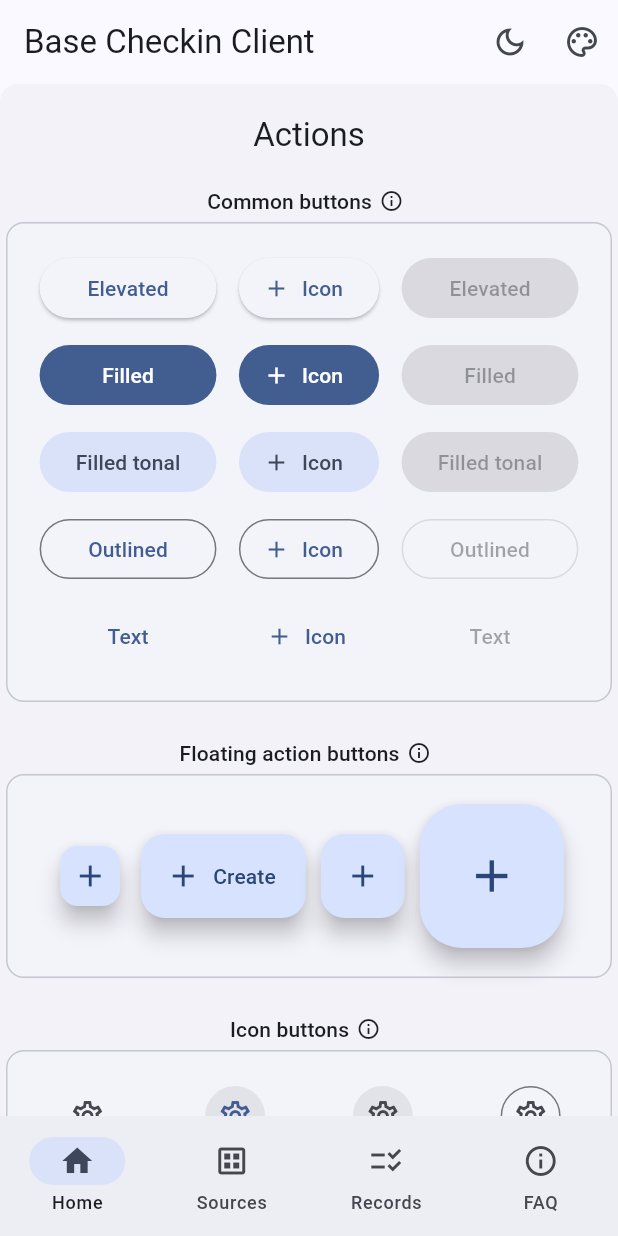
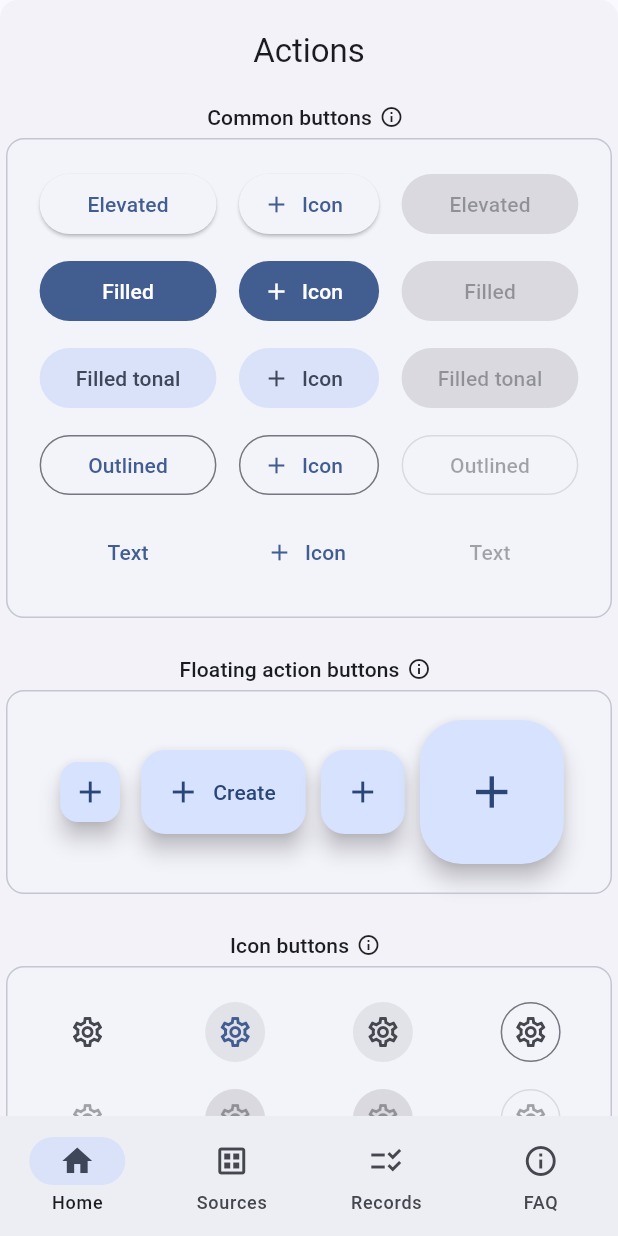
Before and after one commit to linhpduc/bam247, a Flutter app: the screen it shows after launch, on a phone screen of 412 x 824 dp. Run offline on Flutter 3.47's test engine with Material 3 defaults, Android fonts, the phone set to English and light mode, and no system bars; missing offline and left inert: launch_at_startup.

Commit message:
restructure project

```diff
--- a/lib/constants.dart
+++ b/lib/constants.dart
@@ -4,11 +4,6 @@ const double narrowScreenWidthThreshold = 450;
 const double mediumWidthBreakpoint = 1000;
 const double largeWidthBreakpoint = 1500;
 const double transitionLength = 500;
-
-enum ColorSelectionMethod {
-  colorSeed,
-  image,
-}
 
 enum ColorSeed {
   baseColor('Base blue', Color(0xff007AF5)),
--- a/lib/main.dart
+++ b/lib/main.dart
@@ -3,7 +3,7 @@ import 'package:flutter/material.dart';
 import 'package:launch_at_startup/launch_at_startup.dart';
 
 import 'constants.dart';
-import 'home.dart';
+import 'screens/home.dart';
 
 void main() async {
   WidgetsFlutterBinding.ensureInitialized();
@@ -12,9 +12,7 @@ void main() async {
     appPath: Platform.resolvedExecutable,
     packageName: 'vn.base.platform.checkinclient',
   );
-
   await launchAtStartup.enable();
-
   runApp(const App());
 }
 
@@ -30,7 +28,6 @@ class _AppState extends State<App> {
   ThemeMode themeMode = ThemeMode.system;
   ColorSeed colorSelected = ColorSeed.baseColor;
   ColorScheme? imageColorScheme = const ColorScheme.light();
-  ColorSelectionMethod colorSelectionMethod = ColorSelectionMethod.colorSeed;
 
   bool get useLightMode => switch (themeMode) {
         ThemeMode.system => View.of(context).platformDispatcher.platformBrightness == Brightness.light,
@@ -46,7 +43,6 @@ class _AppState extends State<App> {
 
   void handleColorSelect(int value) {
     setState(() {
-      colorSelectionMethod = ColorSelectionMethod.colorSeed;
       colorSelected = ColorSeed.values[value];
     });
   }
@@ -58,13 +54,12 @@ class _AppState extends State<App> {
       title: 'Base Checkin Client',
       themeMode: themeMode,
       theme: ThemeData(
-        colorSchemeSeed: colorSelectionMethod == ColorSelectionMethod.colorSeed ? colorSelected.color : null,
-        colorScheme: colorSelectionMethod == ColorSelectionMethod.image ? imageColorScheme : null,
+        colorSchemeSeed: colorSelected.color,
         useMaterial3: true,
         brightness: Brightness.light,
       ),
       darkTheme: ThemeData(
-        colorSchemeSeed: colorSelectionMethod == ColorSelectionMethod.colorSeed ? colorSelected.color : imageColorScheme!.primary,
+        colorSchemeSeed: colorSelected.color,
         useMaterial3: true,
         brightness: Brightness.dark,
       ),
@@ -73,7 +68,6 @@ class _AppState extends State<App> {
         colorSelected: colorSelected,
         handleBrightnessChange: handleBrightnessChange,
         handleColorSelect: handleColorSelect,
-        colorSelectionMethod: colorSelectionMethod,
       ),
     );
   }
--- a/lib/home.dart
+++ b/lib/screens/home.dart
@@ -1,10 +1,10 @@
 import 'package:flutter/material.dart';
 
-import 'datasources_screen.dart';
-import 'component_screen.dart';
-import 'constants.dart';
-import 'elevation_screen.dart';
-import 'typography_screen.dart';
+import 'sources.dart';
+import '../component_screen.dart';
+import '../constants.dart';
+import '../elevation_screen.dart';
+import '../typography_screen.dart';
 
 class Home extends StatefulWidget {
   const Home({
@@ -13,12 +13,10 @@ class Home extends StatefulWidget {
     required this.colorSelected,
     required this.handleBrightnessChange,
     required this.handleColorSelect,
-    required this.colorSelectionMethod,
   });
 
   final bool useLightMode;
   final ColorSeed colorSelected;
-  final ColorSelectionMethod colorSelectionMethod;
 
   final void Function(bool useLightMode) handleBrightnessChange;
   final void Function(int value) handleColorSelect;
@@ -128,7 +126,6 @@ class _HomeState extends State<Home> with SingleTickerProviderStateMixin {
               _ColorSeedButton(
                 handleColorSelect: widget.handleColorSelect,
                 colorSelected: widget.colorSelected,
-                colorSelectionMethod: widget.colorSelectionMethod,
               ),
             ]
           : [Container()],
@@ -148,7 +145,6 @@ class _HomeState extends State<Home> with SingleTickerProviderStateMixin {
             child: _ColorSeedButton(
               handleColorSelect: widget.handleColorSelect,
               colorSelected: widget.colorSelected,
-              colorSelectionMethod: widget.colorSelectionMethod,
             ),
           ),
         ],
@@ -163,7 +159,7 @@ class _HomeState extends State<Home> with SingleTickerProviderStateMixin {
           scaffoldKey: scaffoldKey,
           animationController: controller,
           railAnimation: railAnimation,
-          appBar: createAppBar(),
+          // appBar: createAppBar(),
           body: createScreenFor(
               ScreenSelected.values[screenIndex], controller.value == 1),
           navigationRail: NavigationRail(
@@ -185,7 +181,6 @@ class _HomeState extends State<Home> with SingleTickerProviderStateMixin {
                         handleBrightnessChange: widget.handleBrightnessChange,
                         useMaterial3: true,
                         handleColorSelect: widget.handleColorSelect,
-                        colorSelectionMethod: widget.colorSelectionMethod,
                         colorSelected: widget.colorSelected,
                       )
                     : _trailingActions(),
@@ -237,12 +232,10 @@ class _ColorSeedButton extends StatelessWidget {
   const _ColorSeedButton({
     required this.handleColorSelect,
     required this.colorSelected,
-    required this.colorSelectionMethod,
   });
 
   final void Function(int) handleColorSelect;
   final ColorSeed colorSelected;
-  final ColorSelectionMethod colorSelectionMethod;
 
   @override
   Widget build(BuildContext context) {
@@ -258,15 +251,13 @@ class _ColorSeedButton extends StatelessWidget {
 
           return PopupMenuItem(
             value: index,
-            enabled: currentColor != colorSelected ||
-                colorSelectionMethod != ColorSelectionMethod.colorSeed,
+            enabled: currentColor != colorSelected,
             child: Wrap(
               children: [
                 Padding(
                   padding: const EdgeInsets.only(left: 10),
                   child: Icon(
-                    currentColor == colorSelected &&
-                            colorSelectionMethod != ColorSelectionMethod.image
+                    currentColor == colorSelected
                         ? Icons.color_lens
                         : Icons.color_lens_outlined,
                     color: currentColor.color,
@@ -293,7 +284,6 @@ class _ExpandedTrailingActions extends StatelessWidget {
     required this.useMaterial3,
     required this.handleColorSelect,
     required this.colorSelected,
-    required this.colorSelectionMethod,
   });
 
   final void Function(bool) handleBrightnessChange;
@@ -303,7 +293,6 @@ class _ExpandedTrailingActions extends StatelessWidget {
   final bool useMaterial3;
 
   final ColorSeed colorSelected;
-  final ColorSelectionMethod colorSelectionMethod;
 
   @override
   Widget build(BuildContext context) {
@@ -330,7 +319,6 @@ class _ExpandedTrailingActions extends StatelessWidget {
           _ExpandedColorSeedAction(
             handleColorSelect: handleColorSelect,
             colorSelected: colorSelected,
-            colorSelectionMethod: colorSelectionMethod,
           ),
         ],
       ),
@@ -345,12 +333,10 @@ class _ExpandedColorSeedAction extends StatelessWidget {
   const _ExpandedColorSeedAction({
     required this.handleColorSelect,
     required this.colorSelected,
-    required this.colorSelectionMethod,
   });
 
   final void Function(int) handleColorSelect;
   final ColorSeed colorSelected;
-  final ColorSelectionMethod colorSelectionMethod;
 
   @override
   Widget build(BuildContext context) {
@@ -363,8 +349,7 @@ class _ExpandedColorSeedAction extends StatelessWidget {
           (i) => IconButton(
             icon: const Icon(Icons.radio_button_unchecked),
             color: ColorSeed.values[i].color,
-            isSelected: colorSelected.color == ColorSeed.values[i].color &&
-                colorSelectionMethod == ColorSelectionMethod.colorSeed,
+            isSelected: colorSelected.color == ColorSeed.values[i].color,
             selectedIcon: const Icon(Icons.circle),
             onPressed: () {
               handleColorSelect(i);
@@ -385,7 +370,7 @@ class NavigationTransition extends StatefulWidget {
       required this.railAnimation,
       required this.navigationRail,
       required this.navigationBar,
-      required this.appBar,
+      // required this.appBar,
       required this.body});
 
   final GlobalKey<ScaffoldState> scaffoldKey;
@@ -393,7 +378,7 @@ class NavigationTransition extends StatefulWidget {
   final CurvedAnimation railAnimation;
   final Widget navigationRail;
   final Widget navigationBar;
-  final PreferredSizeWidget appBar;
+  // final PreferredSizeWidget appBar;
   final Widget body;
 
   @override
@@ -428,7 +413,7 @@ class _NavigationTransitionState extends State<NavigationTransition> {
 
     return Scaffold(
       key: widget.scaffoldKey,
-      appBar: widget.appBar,
+      // appBar: widget.appBar,
       body: Row(
         children: <Widget>[
           RailTransition(
--- a/pubspec.yaml
+++ b/pubspec.yaml
@@ -10,6 +10,10 @@ dependencies:
   cupertino_icons: ^1.0.6
   google_fonts: ^6.2.1
   launch_at_startup: ^0.3.1
+  drift: ^2.18.0
+  sqlite3_flutter_libs: ^0.5.0
+  path_provider: ^2.0.0
+  path: ^1.9.0
 dev_dependencies:
   flutter_test:
     sdk: flutter
```
Also changed, not shown: lib/datasources_screen.dart (deleted, +0 -243 lines), lib/screens/sources.dart (added, +123 -0 lines), pubspec.lock, 5 other files.
